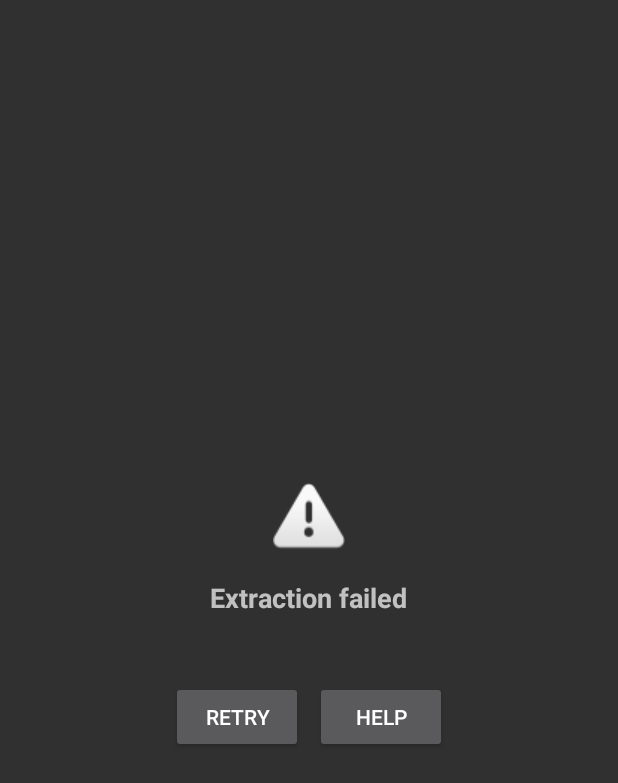
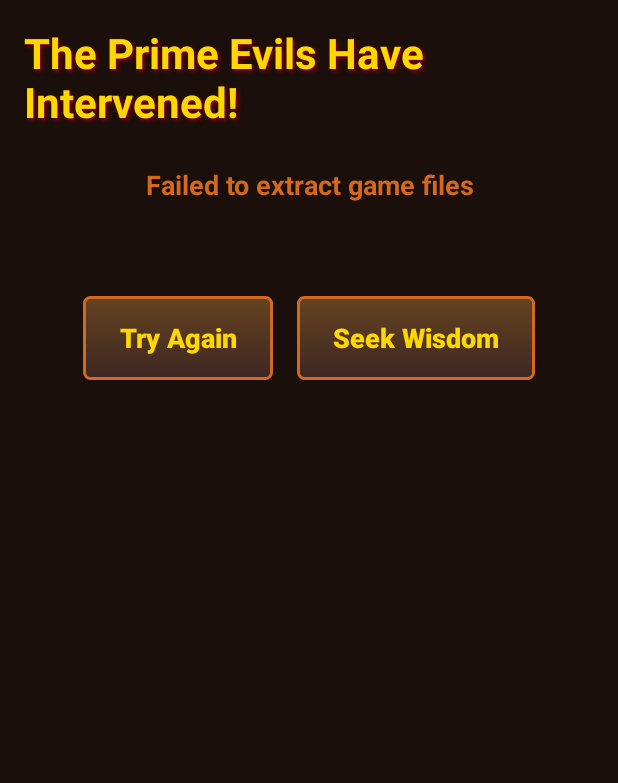
Before and after one commit to Jbbrack03/Diablo2Portable, an Android app: the layout fragment_extraction_error.xml on its own in the app's theme, with its tools: preview values and no code run, on a phone screen of 412 x 824 dp. Shown: the top 783 px of the screen. Run offline under Robolectric (Android 15) with nearby library versions, the phone set to English and light mode, and no system bars.

Commit message:
Add Diablo II themed UI styling to onboarding screens

```diff
--- /dev/null
+++ b/android/app/src/main/res/drawable/diablo_button_background.xml
@@ -0,0 +1,40 @@
+<?xml version="1.0" encoding="utf-8"?>
+<selector xmlns:android="http://schemas.android.com/apk/res/android">
+    <!-- Pressed state -->
+    <item android:state_pressed="true">
+        <shape android:shape="rectangle">
+            <gradient
+                android:startColor="#8B0000"
+                android:endColor="#660000"
+                android:angle="270" />
+            <stroke
+                android:width="2dp"
+                android:color="#FFD700" />
+            <corners android:radius="4dp" />
+            <padding
+                android:left="10dp"
+                android:top="10dp"
+                android:right="10dp"
+                android:bottom="10dp" />
+        </shape>
+    </item>
+
+    <!-- Normal state -->
+    <item>
+        <shape android:shape="rectangle">
+            <gradient
+                android:startColor="#654321"
+                android:endColor="#3E2723"
+                android:angle="270" />
+            <stroke
+                android:width="2dp"
+                android:color="#D2691E" />
+            <corners android:radius="4dp" />
+            <padding
+                android:left="10dp"
+                android:top="10dp"
+                android:right="10dp"
+                android:bottom="10dp" />
+        </shape>
+    </item>
+</selector>
--- a/android/app/src/main/res/layout/fragment_extraction_error.xml
+++ b/android/app/src/main/res/layout/fragment_extraction_error.xml
@@ -1,24 +1,29 @@
 <?xml version="1.0" encoding="utf-8"?>
-<LinearLayout xmlns:android="http://schemas.android.com/apk/res/android"
+<ScrollView xmlns:android="http://schemas.android.com/apk/res/android"
     android:layout_width="match_parent"
     android:layout_height="match_parent"
+    android:background="@color/diablo_black">
+
+    <LinearLayout
+        android:layout_width="match_parent"
+        android:layout_height="wrap_content"
         android:orientation="vertical"
         android:padding="16dp"
         android:gravity="center">
 
-    <ImageView
-        android:layout_width="48dp"
-        android:layout_height="48dp"
-        android:src="@android:drawable/ic_dialog_alert"
-        android:layout_marginBottom="16dp" />
+        <TextView
+            android:layout_width="wrap_content"
+            android:layout_height="wrap_content"
+            android:text="The Prime Evils Have Intervened!"
+            style="@style/DiabloTitle"
+            android:layout_marginBottom="24dp" />
 
         <TextView
             android:id="@+id/error_message"
             android:layout_width="wrap_content"
             android:layout_height="wrap_content"
-        android:text="Extraction failed"
-        android:textSize="18sp"
-        android:textStyle="bold"
+            android:text="Failed to extract game files"
+            style="@style/DiabloSubtitle"
             android:gravity="center"
             android:layout_marginBottom="16dp" />
 
@@ -26,10 +31,9 @@
             android:id="@+id/error_details"
             android:layout_width="wrap_content"
             android:layout_height="wrap_content"
-        android:text=""
-        android:textSize="14sp"
+            style="@style/DiabloText"
             android:gravity="center"
-        android:layout_marginBottom="8dp" />
+            android:layout_marginBottom="24dp" />
 
         <LinearLayout
             android:id="@+id/missing_files_list"
@@ -37,7 +41,9 @@
             android:layout_height="wrap_content"
             android:orientation="vertical"
             android:visibility="gone"
-        android:layout_marginBottom="16dp" />
+            android:layout_marginBottom="24dp"
+            android:background="@color/diablo_dark_brown"
+            android:padding="12dp" />
 
         <LinearLayout
             android:layout_width="wrap_content"
@@ -48,15 +54,19 @@
                 android:id="@+id/retry_button"
                 android:layout_width="wrap_content"
                 android:layout_height="wrap_content"
-            android:text="Retry"
-            android:layout_marginEnd="8dp" />
+                android:text="Try Again"
+                style="@style/DiabloButton"
+                android:layout_marginEnd="16dp" />
 
             <Button
                 android:id="@+id/help_button"
                 android:layout_width="wrap_content"
                 android:layout_height="wrap_content"
-            android:text="Help" />
+                android:text="Seek Wisdom"
+                style="@style/DiabloButton" />
 
         </LinearLayout>
 
     </LinearLayout>
+
+</ScrollView>
--- /dev/null
+++ b/android/app/src/main/res/values/diablo_theme.xml
@@ -0,0 +1,65 @@
+<?xml version="1.0" encoding="utf-8"?>
+<resources>
+    <!-- Diablo II inspired theme -->
+    <style name="DiabloTheme" parent="Theme.AppCompat.Light.NoActionBar">
+        <!-- Primary colors inspired by Diablo II UI -->
+        <item name="colorPrimary">#8B0000</item> <!-- Dark red -->
+        <item name="colorPrimaryDark">#660000</item> <!-- Darker red -->
+        <item name="colorAccent">#FFD700</item> <!-- Gold -->
+
+        <!-- Background colors -->
+        <item name="android:windowBackground">@color/diablo_black</item>
+        <item name="android:colorBackground">@color/diablo_black</item>
+    </style>
+
+    <!-- Text styles -->
+    <style name="DiabloTitle">
+        <item name="android:textColor">@color/diablo_gold</item>
+        <item name="android:textSize">28sp</item>
+        <item name="android:textStyle">bold</item>
+        <item name="android:shadowColor">@color/diablo_dark_red</item>
+        <item name="android:shadowDx">2</item>
+        <item name="android:shadowDy">2</item>
+        <item name="android:shadowRadius">3</item>
+    </style>
+
+    <style name="DiabloSubtitle">
+        <item name="android:textColor">@color/diablo_light_brown</item>
+        <item name="android:textSize">18sp</item>
+        <item name="android:textStyle">bold</item>
+    </style>
+
+    <style name="DiabloText">
+        <item name="android:textColor">@color/diablo_light_gray</item>
+        <item name="android:textSize">16sp</item>
+    </style>
+
+    <!-- Button styles -->
+    <style name="DiabloButton">
+        <item name="android:background">@drawable/diablo_button_background</item>
+        <item name="android:textColor">@color/diablo_gold</item>
+        <item name="android:textSize">18sp</item>
+        <item name="android:textStyle">bold</item>
+        <item name="android:minHeight">56dp</item>
+        <item name="android:paddingLeft">24dp</item>
+        <item name="android:paddingRight">24dp</item>
+        <item name="android:textAllCaps">false</item>
+    </style>
+
+    <!-- Progress bar style -->
+    <style name="DiabloProgressBar">
+        <item name="android:progressDrawable">@drawable/diablo_progress</item>
+        <item name="android:minHeight">8dp</item>
+        <item name="android:maxHeight">8dp</item>
+    </style>
+
+    <!-- Colors -->
+    <color name="diablo_black">#1A0F0A</color>
+    <color name="diablo_dark_red">#8B0000</color>
+    <color name="diablo_red">#CD2626</color>
+    <color name="diablo_gold">#FFD700</color>
+    <color name="diablo_light_brown">#D2691E</color>
+    <color name="diablo_dark_brown">#654321</color>
+    <color name="diablo_light_gray">#C0C0C0</color>
+    <color name="diablo_dark_gray">#696969</color>
+</resources>
```
Also changed, not shown: android/app/src/main/res/drawable/diablo_progress.xml (added, +27 -0 lines), android/app/src/main/res/layout/activity_onboarding.xml (+12 -5 lines), android/app/src/main/res/layout/fragment_extraction_progress.xml (+16 -7 lines), android/app/src/main/res/layout/fragment_file_source.xml (+25 -16 lines). Lines whose indentation alone changed are shown as unchanged.
